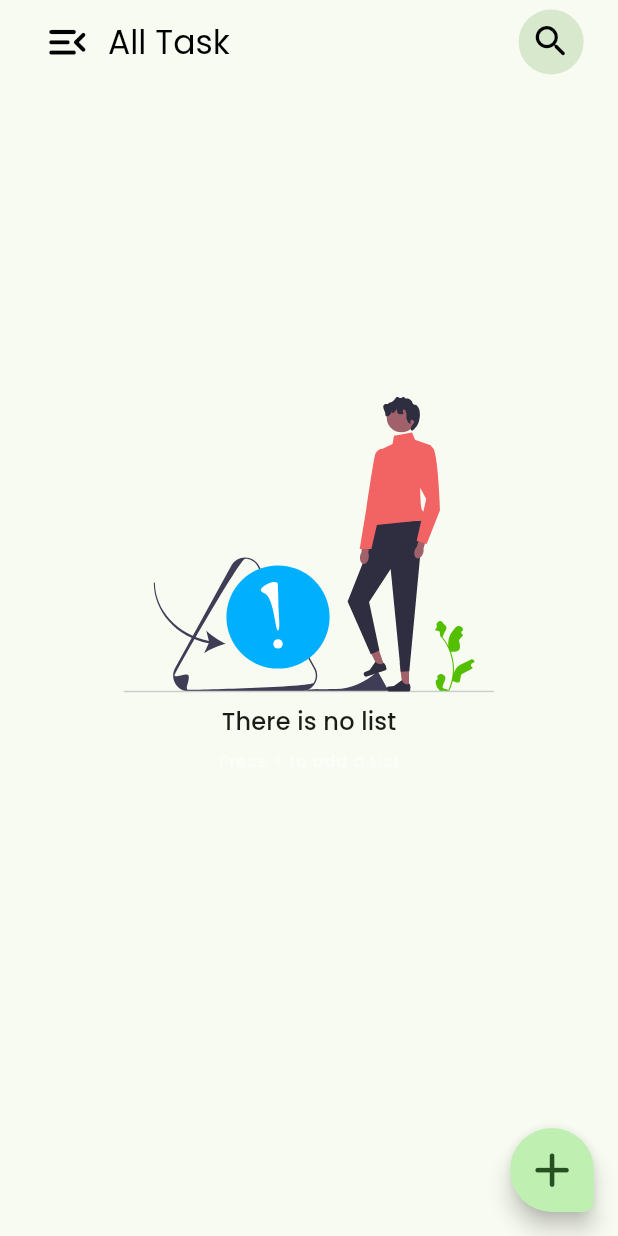
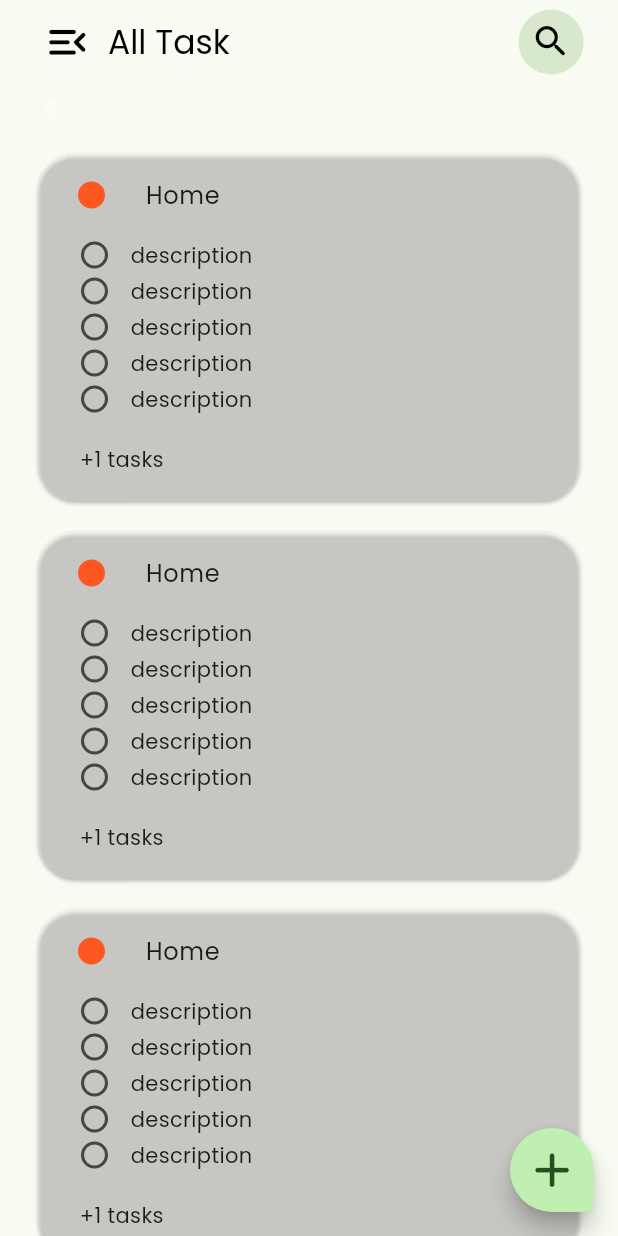
Before and after one commit to AnonX9/dark_todo_app, a Flutter app: the CounterApp screen opened by its route, on a phone screen of 412 x 824 dp. Run offline on Flutter 3.47's test engine with Material 3 defaults, Android fonts, the phone set to English and light mode, and no system bars; our stand-ins replace connectivity_plus, dio, easy_localization, flex_color_scheme, flutter_animate, flutter_riverpod and 9 more; missing offline and left inert: talker_dio_logger; generated files the repository leaves out were written again; statements that could not run were skipped.

Commit message:
feat: add tasklist card

```diff
--- a/lib/src/home/presentation/home_page.dart
+++ b/lib/src/home/presentation/home_page.dart
@@ -1,7 +1,7 @@
 import 'package:easy_localization/easy_localization.dart';
 import 'package:flutter/material.dart';
 import 'package:flutter_riverpod/flutter_riverpod.dart';
-import 'package:flutter_riverpod_starter/src/home/presentation/empty_view.dart';
+import 'package:flutter_riverpod_starter/src/home/presentation/tasks_view.dart';
 import 'package:flutter_riverpod_starter/utils/sizer/sizer.dart';
 
 class CounterApp extends ConsumerWidget {
@@ -36,7 +36,7 @@ class CounterApp extends ConsumerWidget {
           ),
         ],
       ),
-      body: EmptyView(),
+      body: TasksView(),
       floatingActionButton: FloatingActionButton(
         onPressed: () {},
         tooltip: "tooltip".tr(),
--- /dev/null
+++ b/lib/src/home/presentation/tasks_view.dart
@@ -0,0 +1,55 @@
+import 'package:flutter/material.dart';
+import 'package:flutter_riverpod/flutter_riverpod.dart';
+import 'package:flutter_riverpod_starter/src/home/presentation/widgets/pinned_text.dart';
+import 'package:flutter_riverpod_starter/src/home/presentation/widgets/task_list_card.dart';
+import 'package:flutter_riverpod_starter/utils/extensions/app_extensions.dart';
+import 'package:flutter_riverpod_starter/utils/sizer/sizer.dart';
+
+class TasksView extends ConsumerWidget {
+  const TasksView({super.key});
+
+  @override
+  Widget build(BuildContext context, WidgetRef ref) {
+    var textTheme = Theme.of(context).textTheme;
+
+    return Scaffold(
+      body: Container(
+        child: Column(
+          mainAxisSize: MainAxisSize.min,
+          children: [
+            Expanded(
+              child: ListView(
+                children: [
+                  PinnedText(),
+                  ListView.builder(
+                    shrinkWrap: true,
+                    itemCount: 8,
+                    physics: NeverScrollableScrollPhysics(),
+                    itemBuilder: (context, index) {
+                      return TaskListCard(
+                          title: "Home", color: Colors.deepOrange);
+                    },
+                  ),
+                  50.w.wChild(
+                        child: Divider(
+                          height: 10,
+                          thickness: 5,
+                        ),
+                      ),
+                  ListView.builder(
+                    shrinkWrap: true,
+                    itemCount: 8,
+                    physics: NeverScrollableScrollPhysics(),
+                    itemBuilder: (context, index) {
+                      return TaskListCard(title: "School", color: Colors.blue);
+                    },
+                  ),
+                ],
+              ),
+            ),
+          ],
+        ),
+      ),
+    );
+  }
+}
--- /dev/null
+++ b/lib/src/home/presentation/widgets/checkbox_tile.dart
@@ -0,0 +1,37 @@
+import 'package:flutter/material.dart';
+
+class CheckBoxTile extends StatelessWidget {
+  const CheckBoxTile(
+      {super.key, required this.isCompleted, required this.description});
+
+  final bool isCompleted;
+  final String description;
+
+  @override
+  Widget build(BuildContext context) {
+    return Row(
+      mainAxisAlignment: MainAxisAlignment.start,
+      children: [
+        SizedBox(
+          height: 24,
+          child: Checkbox(
+            value: isCompleted,
+            shape: RoundedRectangleBorder(
+              borderRadius: BorderRadius.circular(30),
+            ),
+            splashRadius: 50,
+            onChanged: (value) {
+              print("object");
+            },
+          ),
+        ),
+        Flexible(
+          child: Text(
+            description,
+            overflow: TextOverflow.ellipsis,
+          ),
+        )
+      ],
+    );
+  }
+}
--- /dev/null
+++ b/lib/src/home/presentation/widgets/pinned_text.dart
@@ -0,0 +1,28 @@
+import 'package:flutter/material.dart';
+import 'package:flutter_riverpod_starter/utils/extensions/app_extensions.dart';
+
+class PinnedText extends StatelessWidget {
+  const PinnedText({super.key});
+
+  @override
+  Widget build(BuildContext context) {
+    return Padding(
+      padding: const EdgeInsets.symmetric(horizontal: 25, vertical: 8),
+      child: Row(
+        children: [
+          Icon(
+            Icons.push_pin_rounded,
+            color: Colors.white38,
+            size: 18,
+          ),
+          10.width,
+          Text(
+            "pinned".toUpperCase(),
+            style:
+                TextStyle(fontWeight: FontWeight.w200, color: Colors.white38),
+          )
+        ],
+      ),
+    );
+  }
+}
--- /dev/null
+++ b/lib/src/home/presentation/widgets/task_list_card.dart
@@ -0,0 +1,62 @@
+import 'package:flutter/material.dart';
+import 'package:flutter_riverpod_starter/src/home/presentation/widgets/checkbox_tile.dart';
+
+class TaskListCard extends StatelessWidget {
+  const TaskListCard({super.key, required this.title, required this.color});
+
+  final String title;
+  final Color color;
+
+  @override
+  Widget build(BuildContext context) {
+    var textTheme = Theme.of(context).textTheme;
+
+    int counter = 1;
+
+    return Card(
+      margin: EdgeInsets.symmetric(horizontal: 25, vertical: 10),
+      shape: RoundedRectangleBorder(
+        borderRadius: BorderRadius.circular(25),
+      ),
+      color: Colors.white24,
+      child: Column(
+        crossAxisAlignment: CrossAxisAlignment.start,
+        children: [
+          ListTile(
+            title: Text(title),
+            leading: Transform.scale(
+              scale: 0.45,
+              child: CircleAvatar(
+                backgroundColor: color,
+              ),
+            ),
+          ),
+          LimitedBox(
+            maxHeight: 200,
+            child: Column(
+              mainAxisSize: MainAxisSize.min,
+              children: [
+                ListView.builder(
+                  shrinkWrap: true,
+                  physics: NeverScrollableScrollPhysics(),
+                  itemCount: 5,
+                  itemBuilder: (BuildContext context, int index) {
+                    return Padding(
+                      padding: const EdgeInsets.symmetric(horizontal: 14),
+                      child: CheckBoxTile(
+                          isCompleted: false, description: "description"),
+                    );
+                  },
+                ),
+              ],
+            ),
+          ),
+          Padding(
+            padding: const EdgeInsets.symmetric(horizontal: 28, vertical: 18),
+            child: Text("+$counter tasks"),
+          )
+        ],
+      ),
+    );
+  }
+}
--- a/lib/utils/extensions/app_extensions.dart
+++ b/lib/utils/extensions/app_extensions.dart
@@ -7,4 +7,17 @@ extension SizedBoxExtention on num {
   SizedBox get width => SizedBox(
         width: toDouble(),
       );
+  SizedBox hChild({required Widget child}) => SizedBox(
+        height: toDouble(),
+        child: child,
+      );
+  SizedBox wChild({required Widget child}) => SizedBox(
+        width: toDouble(),
+        child: child,
+      );
+  SizedBox square({required Widget child}) => SizedBox(
+        width: toDouble(),
+        height: toDouble(),
+        child: child,
+      );
 }
```
